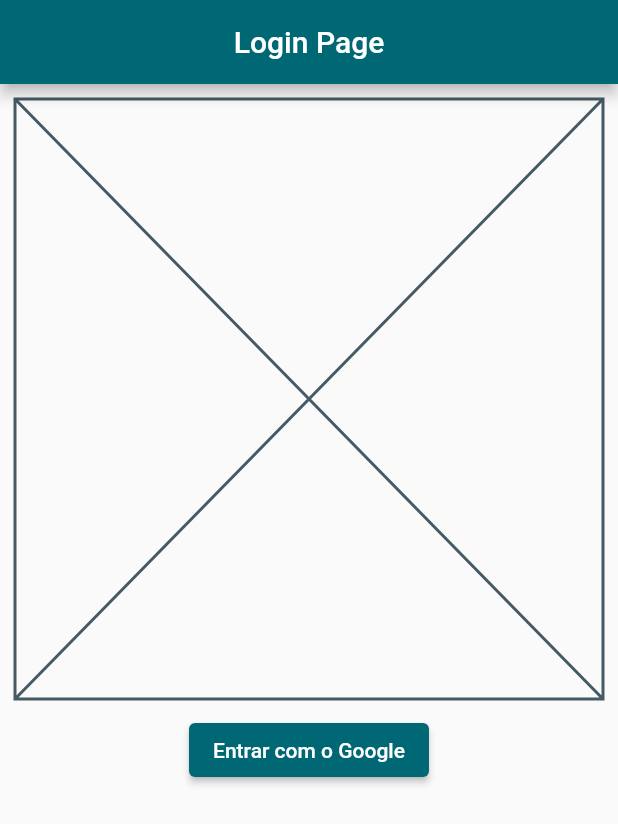
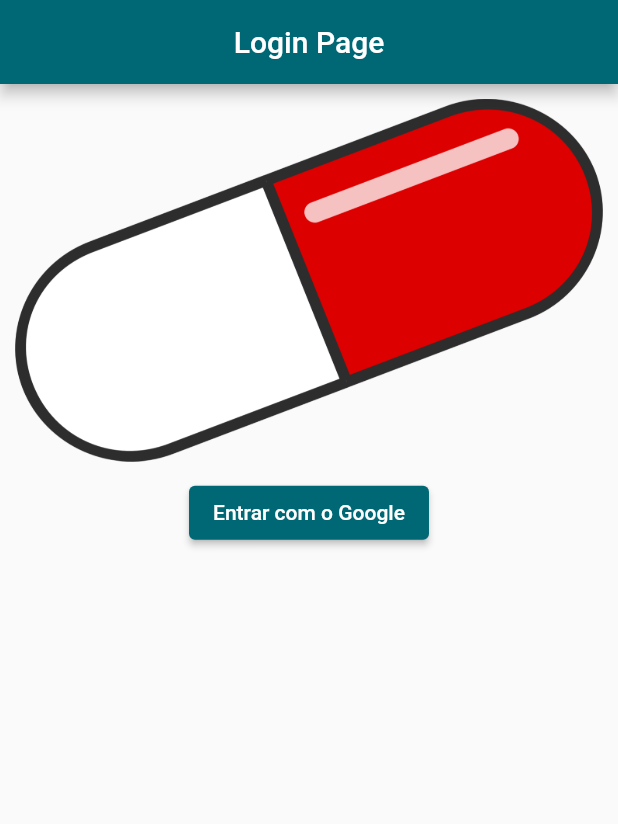
Before and after one commit to Descarte-Bem/descarte-bem, a Flutter app: the screen it shows after launch, on a phone screen of 412 x 824 dp. Shown: the top 824 px of the screen. Run offline on Flutter 3.47's test engine with Material 2 defaults, Android fonts, the light colour scheme and no system bars; our stand-ins replace firebase_auth, firebase_core, google_sign_in; accounts and stored records are empty.

Commit message:
imagem adicionada a login page

```diff
--- a/lib/ui/views/login_page.dart
+++ b/lib/ui/views/login_page.dart
@@ -25,11 +25,11 @@ class _LoginPageState extends State<LoginPage> {
       ),
       body: Column(
         children: [
-          const SizedBox(
+          SizedBox(
             width: double.infinity,
             child: Padding(
-              padding: EdgeInsets.all(10.0),
-              child: Placeholder(),
+              padding: const EdgeInsets.all(10.0),
+              child: Image.asset('assets/comprimido.png'),
             )),
           FutureBuilder<bool>(
             future: checkUserLoggedIn(),
--- a/pubspec.yaml
+++ b/pubspec.yaml
@@ -63,9 +63,8 @@ flutter:
   uses-material-design: true
 
   # To add assets to your application, add an assets section, like this:
-  # assets:
-  #   - images/a_dot_burr.jpeg
-  #   - images/a_dot_ham.jpeg
+  assets:
+    - assets/
 
   # An image asset can refer to one or more resolution-specific "variants", see
   # https://flutter.dev/assets-and-images/#resolution-aware
```
Also changed, not shown: assets/comprimido.png (added).
